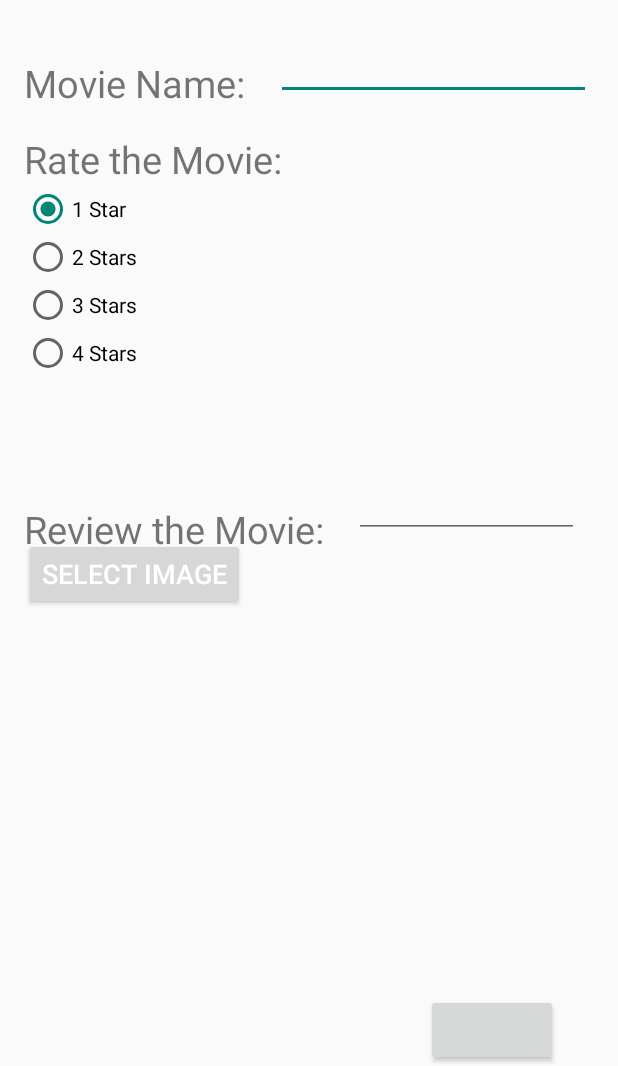
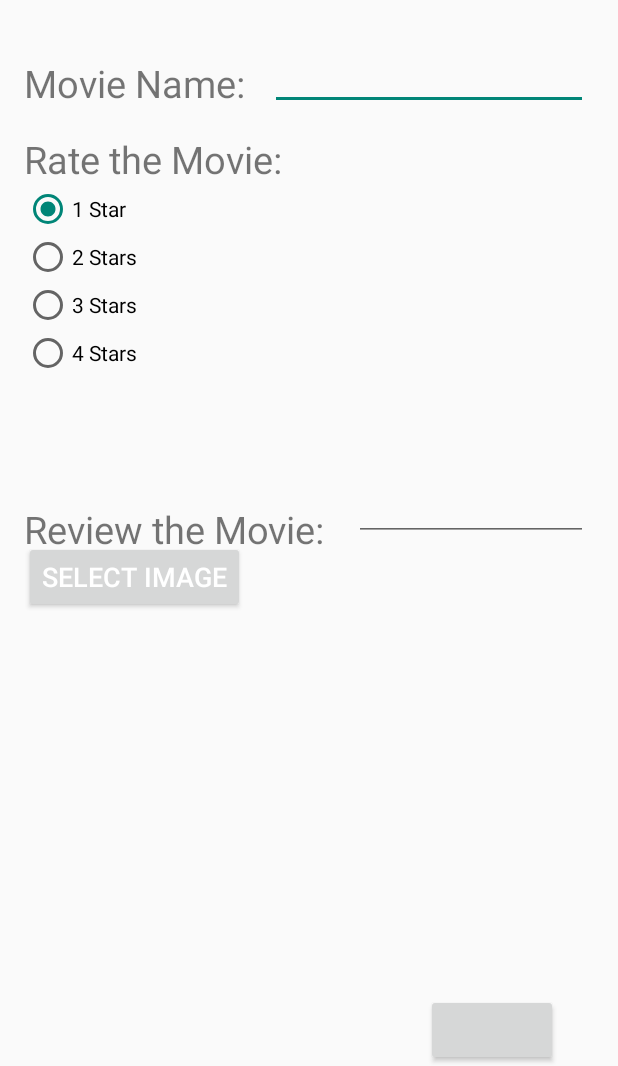
Before and after one commit to rutvi-s2/MovieBoxApp, an Android app: the screen it shows after launch (MainActivity), on a phone screen of 412 x 824 dp, the part 170-1236 px from its top. Run offline under Robolectric (Android 15) with nearby library versions, the phone set to English and light mode, and no system bars.

Commit message:
fixed the words being cut off on first screen

```diff
--- a/app/src/main/java/com/example/moviebox/MainActivity.kt
+++ b/app/src/main/java/com/example/moviebox/MainActivity.kt
@@ -43,7 +43,7 @@ class MainActivity : AppCompatActivity() {
                 Movie(
                     R.drawable.luca,
                     editText.text.toString(),
-                   reviewText.text.toString(),
+                    reviewText.text.toString(),
                     3
                 )
             )
--- a/app/src/main/res/layout/activity_main.xml
+++ b/app/src/main/res/layout/activity_main.xml
@@ -93,27 +93,27 @@
 
     <com.google.android.material.textfield.TextInputEditText
         android:id="@+id/movie_name_edit_text"
-        android:layout_width="210dp"
-        android:layout_height="31dp"
-        android:layout_marginStart="168dp"
-        android:layout_marginTop="76dp"
+        android:layout_width="212dp"
+        android:layout_height="42dp"
+        android:layout_marginStart="164dp"
+        android:layout_marginTop="72dp"
         android:inputType="text"
         app:layout_constraintStart_toStartOf="@id/movie_name_text"
         app:layout_constraintTop_toTopOf="@id/movie_box_logo" />
 
+    <!--Button to open the image selector-->
+
+    <!--ImageView to preview the selected image-->
+
     <com.google.android.material.textfield.TextInputEditText
         android:id="@+id/movie_review_edit_text"
-        android:layout_width="150dp"
-        android:layout_height="27dp"
+        android:layout_width="156dp"
+        android:layout_height="45dp"
         android:layout_marginStart="220dp"
-        android:layout_marginTop="208dp"
+        android:layout_marginTop="192dp"
         android:inputType="text"
         app:layout_constraintStart_toStartOf="@id/movie_review_text"
         app:layout_constraintTop_toTopOf="@id/rating_options" />
-
-    <!--Button to open the image selector-->
-
-    <!--ImageView to preview the selected image-->
 
     <Button
         android:id="@+id/select_image"
```
